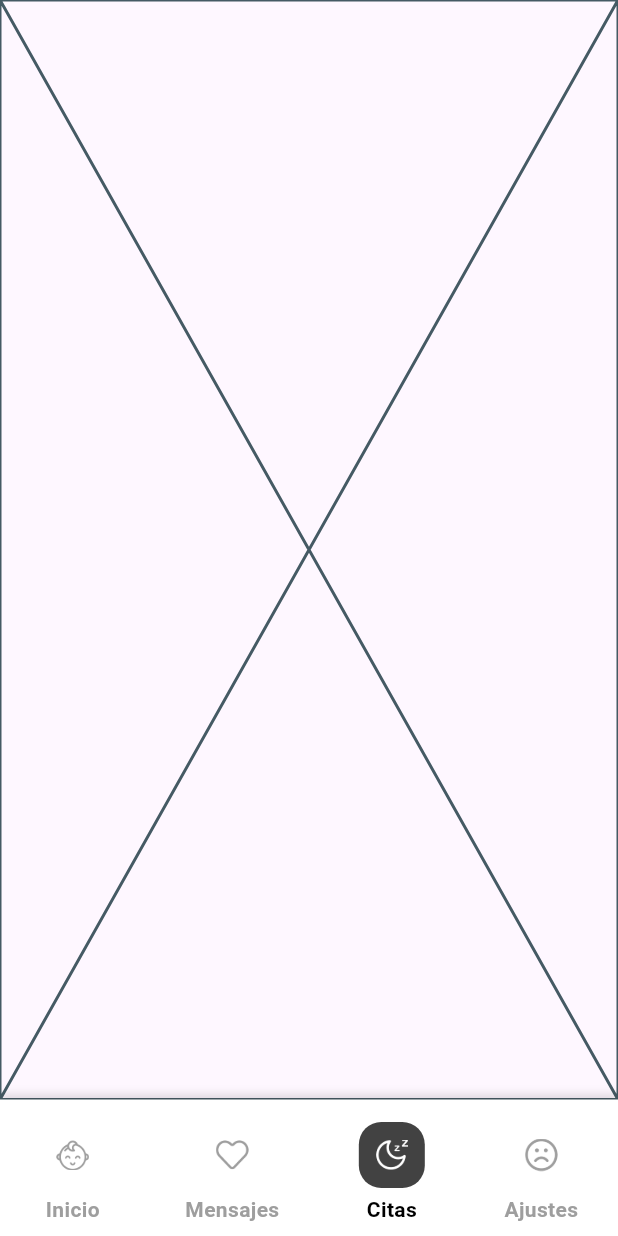
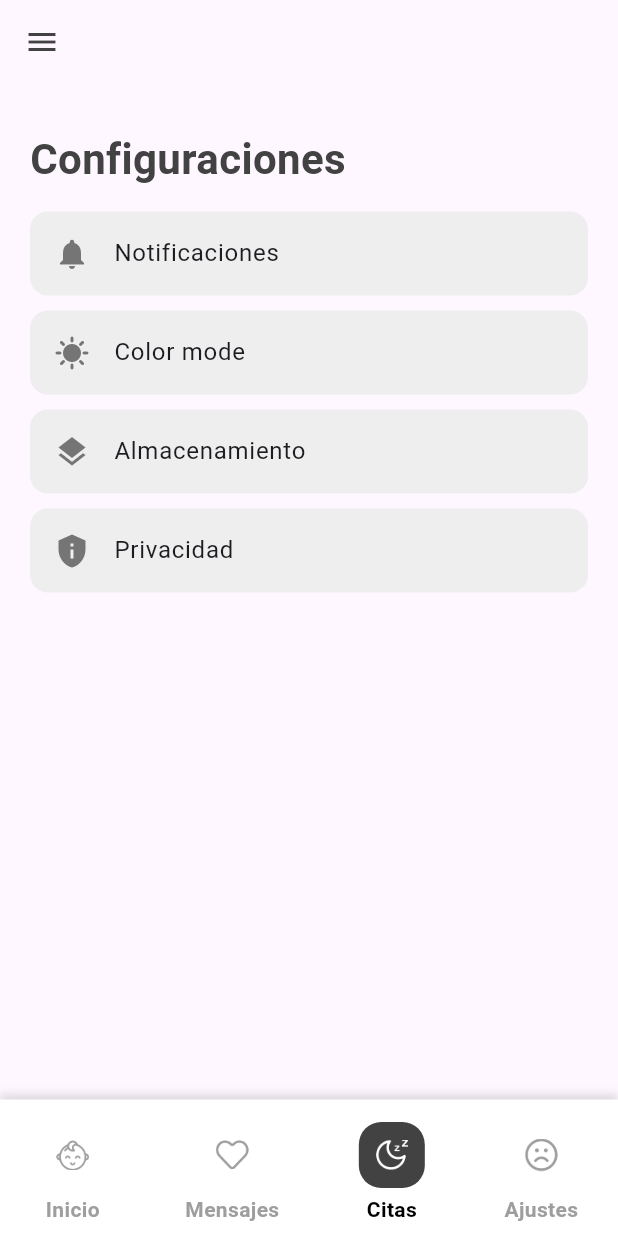
Before and after one commit to MiroslavaMoh/doctor_appointment_front_miros, a Flutter app: the MainTabViewScreen screen opened directly, item 3 of the bottom bar chosen, on a phone screen of 412 x 824 dp. Run offline on Flutter 3.47's test engine with Material 3 defaults, Android fonts, the phone set to English and light mode, and no system bars; our stand-ins replace cloud_firestore, equatable, firebase_auth, firebase_core, flutter_bloc, google_fonts; accounts and stored records are empty.

Commit message:
feat: Functional tabview

```diff
--- a/lib/custom_widget/tab_view.dart
+++ b/lib/custom_widget/tab_view.dart
@@ -25,7 +25,7 @@ class _MainTabViewScreenState extends State<MainTabViewScreen> with SingleTicker
   void initState() {
     // TODO: implement initState
     super.initState();
-    controller = TabController(length: 5, vsync: this);
+    controller = TabController(length: 4, vsync: this);
     controller?.addListener((){
       selectTab = controller?.index ?? 0;
       setState(() {
--- a/lib/main.dart
+++ b/lib/main.dart
@@ -27,8 +27,9 @@ class MyApp extends StatelessWidget {
     return MaterialApp(
       title: 'Login de prueba',
       debugShowCheckedModeBanner: false, // This line disables the debug banner
-      home: HomeScreen(),
-      //home: LoginPage(),
+      //home: HomeScreen(),
+      home: LoginPage(),
+
     );
   }
 }
--- a/lib/pages/loginpage.dart
+++ b/lib/pages/loginpage.dart
@@ -1,3 +1,5 @@
+import 'package:doctor_appointment_front_miros/custom_widget/tab_view.dart';
+import 'package:doctor_appointment_front_miros/pages/home_screen.dart';
 import 'package:doctor_appointment_front_miros/pages/registerpage.dart';
 import 'package:flutter/material.dart';
 import 'package:firebase_auth/firebase_auth.dart';
@@ -122,7 +124,7 @@ class _LoginPageState extends State<LoginPage> {
                       );
                       Navigator.pushReplacement(
                         context,
-                        MaterialPageRoute(builder: (context) => const home_alternative()),
+                        MaterialPageRoute(builder: (context) => const MainTabViewScreen()),
                       );
                     } on FirebaseAuthException catch (e) {
                       String message = "";
--- a/lib/pages/settingspage.dart
+++ b/lib/pages/settingspage.dart
@@ -1,15 +1,114 @@
 import 'package:flutter/material.dart';
+import 'package:google_fonts/google_fonts.dart';
 
 class Settingspage extends StatefulWidget {
   const Settingspage({super.key});
 
   @override
-  State<Settingspage> createState() => _SettingspageState();
+  State<Settingspage> createState() => _Settingspage();
 }
 
-class _SettingspageState extends State<Settingspage> {
+class _Settingspage extends State<Settingspage> {
   @override
   Widget build(BuildContext context) {
-    return const Placeholder();
+    return Scaffold(
+      //drawer: MyDrawer(),
+      appBar: AppBar(
+        backgroundColor: Colors.transparent,
+        leading: Builder(
+          builder: (context) => IconButton(
+            icon: Icon(Icons.menu, color: Colors.grey[800]),
+            onPressed: () {
+              Scaffold.of(context).openDrawer();
+            },
+          ),
+        ),
+      ),
+      body: SingleChildScrollView(
+        child: SafeArea(
+          child: Column(
+            crossAxisAlignment: CrossAxisAlignment.start,
+            children: [
+              Padding(
+                padding: const EdgeInsets.symmetric(horizontal: 20, vertical: 30),
+                child: Column(
+                  crossAxisAlignment: CrossAxisAlignment.start,
+                  children: [
+                    Text(
+                      "Configuraciones",
+                      style: TextStyle(
+                        color: Colors.grey[800],
+                        fontSize: 28,
+                        fontWeight: FontWeight.w700,
+                      ),
+                    ),
+                    const SizedBox(height: 10), // Espacio entre título y la lista
+
+                    // Inicio-Lista estilizada
+                    SizedBox(
+                      child: ListView(
+                        shrinkWrap: true, // Se ajusta automáticamente al contenido
+                        children: [
+                          Container(
+                            decoration: BoxDecoration(
+                              color: Colors.grey[200],
+                              borderRadius: BorderRadius.circular(12),
+                            ),
+                            margin: EdgeInsets.symmetric(vertical: 5),
+                            child: ListTile(
+                              leading: Icon(Icons.notifications, color: Colors.grey[600]),
+                              title: Text("Notificaciones"),
+                              onTap: () {},
+                            ),
+                          ),
+                          Container(
+                            decoration: BoxDecoration(
+                              color: Colors.grey[200],
+                              borderRadius: BorderRadius.circular(12),
+                            ),
+                            margin: EdgeInsets.symmetric(vertical: 5),
+                            child: ListTile(
+                              leading: Icon(Icons.sunny, color:Colors.grey[600]),
+                              title: Text("Color mode"),
+                              onTap: () {},
+                            ),
+                          ),
+                          Container(
+                            decoration: BoxDecoration(
+                              color: Colors.grey[200],
+                              borderRadius: BorderRadius.circular(12),
+                            ),
+                            margin: EdgeInsets.symmetric(vertical: 5),
+                            child: ListTile(
+                              leading: Icon(Icons.layers, color: Colors.grey[600]),
+                              title: Text("Almacenamiento"),
+                              onTap: () {},
+                            ),
+                          ),
+                          Container(
+                            decoration: BoxDecoration(
+                              color: Colors.grey[200],
+                              borderRadius: BorderRadius.circular(12),
+                            ),
+                            margin: EdgeInsets.symmetric(vertical: 5),
+                            child: ListTile(
+                              leading: Icon(Icons.privacy_tip, color: Colors.grey[600]),
+                              title: Text("Privacidad"),
+                              onTap: () {},
+                            ),
+                          ),
+                        ],
+                      ),
+                    ),
+
+                    // Fin lista estilizada
+                  ],
+                ),
+              ),
+            ],
+          ),
+        ),
+      ),
+    );
   }
 }
```
Also changed, not shown: lib/pages/home_screen.dart (+37 -7 lines).
